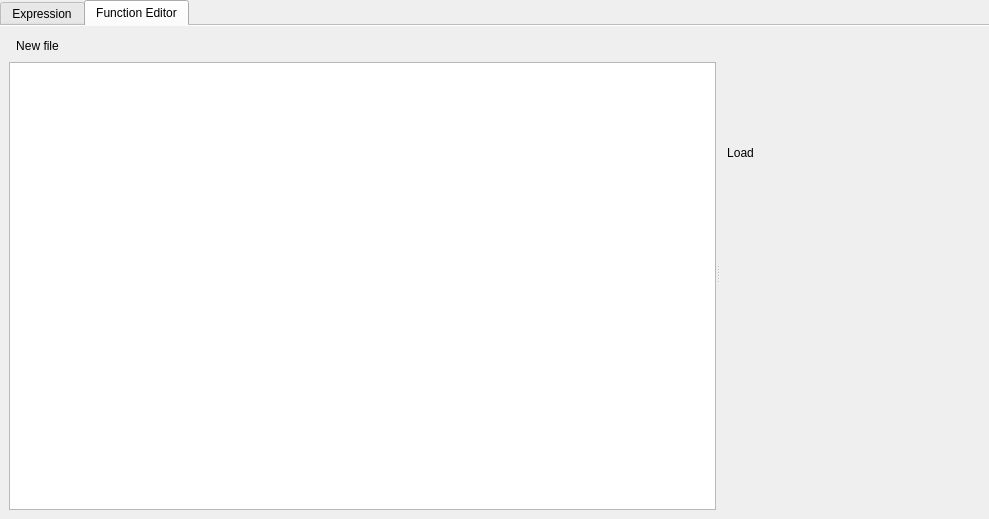
Before: the Qt Designer form src/ui/qgsexpressionbuilder.ui in qgis/QGIS, drawn with Qt 5.
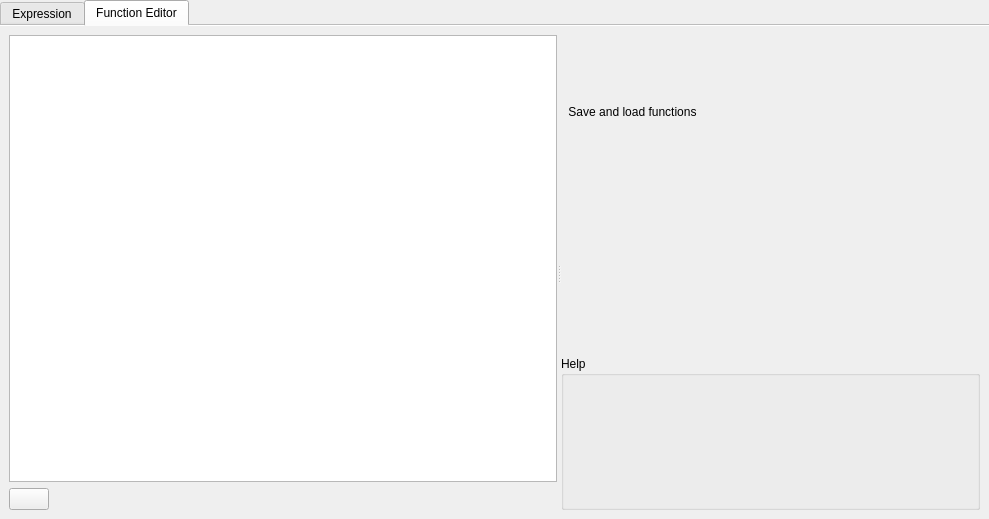
After: the same form once the commit is applied. The open tabs and pages were chosen to show the change. Icons and pictures are not drawn. Custom widgets are drawn as their Qt base class.

Commit message: FIX - Move custom expression function help to group box

The edit to the form file:
```diff
--- a/src/ui/qgsexpressionbuilder.ui
+++ b/src/ui/qgsexpressionbuilder.ui
@@ -626,48 +626,6 @@
          </property>
          <widget class="QWidget" name="layoutWidget3">
           <layout class="QVBoxLayout" name="verticalLayout_5">
-           <item>
-            <layout class="QHBoxLayout" name="horizontalLayout_6">
-             <property name="topMargin">
-              <number>0</number>
-             </property>
-             <item>
-              <widget class="QToolButton" name="btnNewFile">
-               <property name="toolTip">
-                <string>Create a new function file based on the template file.
-
-Change the name of the script and save to allow QGIS to auto load on startup.</string>
-               </property>
-               <property name="text">
-                <string>New file</string>
-               </property>
-               <property name="icon">
-                <iconset resource="../../images/images.qrc">
-                 <normaloff>:/images/themes/default/console/iconTabEditorConsole.svg</normaloff>:/images/themes/default/console/iconTabEditorConsole.svg</iconset>
-               </property>
-               <property name="toolButtonStyle">
-                <enum>Qt::ToolButtonTextBesideIcon</enum>
-               </property>
-               <property name="autoRaise">
-                <bool>true</bool>
-               </property>
-              </widget>
-             </item>
-             <item>
-              <spacer name="horizontalSpacer_4">
-               <property name="orientation">
-                <enum>Qt::Horizontal</enum>
-               </property>
-               <property name="sizeHint" stdset="0">
-                <size>
-                 <width>40</width>
-                 <height>20</height>
-                </size>
-               </property>
-              </spacer>
-             </item>
-            </layout>
-           </item>
            <item>
             <widget class="QListWidget" name="cmbFileNames">
              <property name="sizePolicy">
@@ -687,10 +645,55 @@
              </property>
             </widget>
            </item>
+           <item>
+            <layout class="QHBoxLayout" name="horizontalLayout_6">
+             <property name="topMargin">
+              <number>0</number>
+             </property>
+             <item>
+              <widget class="QPushButton" name="btnNewFile">
+               <property name="toolTip">
+                <string>Create a new function file based on the template file.
+
+Change the name of the script and save to allow QGIS to auto load on startup.</string>
+               </property>
+               <property name="text">
+                <string/>
+               </property>
+               <property name="icon">
+                <iconset resource="../../images/images.qrc">
+                 <normaloff>:/images/themes/default/console/iconNewTabEditorConsole.svg</normaloff>:/images/themes/default/console/iconNewTabEditorConsole.svg</iconset>
+               </property>
+               <property name="iconSize">
+                <size>
+                 <width>24</width>
+                 <height>24</height>
+                </size>
+               </property>
+              </widget>
+             </item>
+             <item>
+              <spacer name="horizontalSpacer_4">
+               <property name="orientation">
+                <enum>Qt::Horizontal</enum>
+               </property>
+               <property name="sizeHint" stdset="0">
+                <size>
+                 <width>40</width>
+                 <height>20</height>
+                </size>
+               </property>
+              </spacer>
+             </item>
+            </layout>
+           </item>
           </layout>
          </widget>
          <widget class="QWidget" name="layoutWidget">
           <layout class="QVBoxLayout" name="verticalLayout_3">
+           <property name="bottomMargin">
+            <number>0</number>
+           </property>
            <item>
             <layout class="QHBoxLayout" name="horizontalLayout_5">
              <property name="sizeConstraint">
@@ -709,7 +712,7 @@
 Saved scripts are auto loaded on QGIS startup.</string>
                </property>
                <property name="text">
-                <string>Load</string>
+                <string>Save and load functions</string>
                </property>
                <property name="icon">
                 <iconset resource="../../images/images.qrc">
@@ -751,6 +754,30 @@
            <item>
             <widget class="QgsCodeEditorPython" name="txtPython" native="true"/>
            </item>
+           <item>
+            <widget class="QgsCollapsibleGroupBox" name="groupBox">
+             <property name="title">
+              <string>Help</string>
+             </property>
+             <layout class="QGridLayout" name="gridLayout_4">
+              <property name="leftMargin">
+               <number>0</number>
+              </property>
+              <property name="topMargin">
+               <number>0</number>
+              </property>
+              <property name="rightMargin">
+               <number>0</number>
+              </property>
+              <property name="bottomMargin">
+               <number>0</number>
+              </property>
+              <item row="0" column="0">
+               <widget class="QgsCodeEditorPython" name="mFunctionBuilderHelp" native="true"/>
+              </item>
+             </layout>
+            </widget>
+           </item>
           </layout>
          </widget>
         </widget>
@@ -779,6 +806,12 @@
    <header>qgscodeeditorpython.h</header>
    <container>1</container>
   </customwidget>
+  <customwidget>
+   <class>QgsCollapsibleGroupBox</class>
+   <extends>QGroupBox</extends>
+   <header>qgscollapsiblegroupbox.h</header>
+   <container>1</container>
+  </customwidget>
  </customwidgets>
  <resources>
   <include location="../../images/images.qrc"/>
```
The commit also changes 2 other files.
